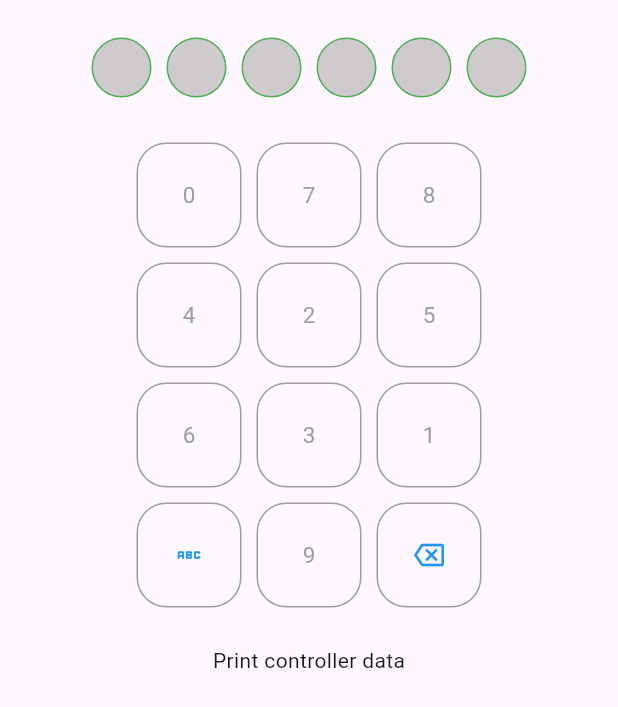
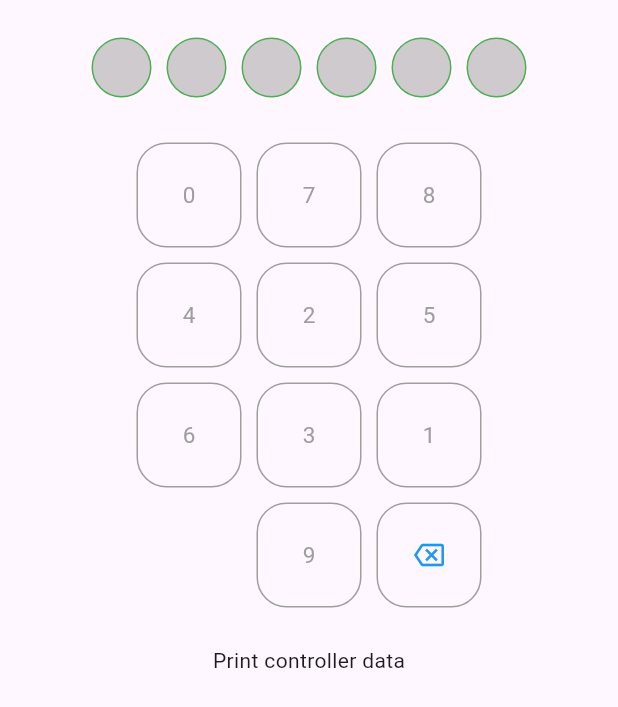
Before and after one commit to nycm1989/nPinBoard, a Flutter app: the screen it shows after launch, on a phone screen of 412 x 824 dp. Shown: the top 707 px of the screen. Run offline on Flutter 3.47's test engine with Material 3 defaults, Android fonts, the phone set to English and light mode, and no system bars.

Commit message:
0.0.6+5 hide left action button when the action is null

```diff
--- a/example/lib/main.dart
+++ b/example/lib/main.dart
@@ -42,7 +42,7 @@ class _MyAppState extends State<MyApp> {
         Column(
           children: [
             NPinBoard(
-              leftButtonTap   : () => nPinController.reset(),
+              // leftButtonTap   : () => nPinController.reset(),
               controller      : nPinController,
               pinInputStyle   :
               PinInputStyle()
--- a/lib/src/n_pin_board.dart
+++ b/lib/src/n_pin_board.dart
@@ -190,8 +190,25 @@ class _NPinBoardState extends State<NPinBoard> {
                           }
                         }
                       }),
-                      child:
-                      AnimatedContainer(
+                      child: widget.leftButtonTap == null && button.button == Buttons.bf
+                      ? Container(
+                        width: button.button == selectedButton.button
+                          ? pinButtonStyle.overWidth ?? pinButtonStyle.width
+                          : pinButtonStyle.width,
+                        height: button.button == selectedButton.button
+                          ? pinButtonStyle.overHeight ?? pinButtonStyle.height
+                          : pinButtonStyle.height,
+                        padding: button.button == selectedButton.button
+                          ? pinButtonStyle.overPadding ?? pinButtonStyle.padding
+                          : pinButtonStyle.padding,
+                        margin: button.button == selectedButton.button
+                          ? pinButtonStyle.overMargin ?? pinButtonStyle.margin
+                          : pinButtonStyle.margin,
+                        alignment: button.button == selectedButton.button
+                          ? pinButtonStyle.overAlignment ?? pinButtonStyle.alignment
+                          : pinButtonStyle.alignment,
+                      )
+                      : AnimatedContainer(
                         duration: pinButtonStyle.duration,
                         width: button.button == selectedButton.button
                           ? pinButtonStyle.overWidth ?? pinButtonStyle.width
--- a/pubspec.yaml
+++ b/pubspec.yaml
@@ -1,6 +1,6 @@
 name: n_pin_board
 description: Configurable and easy-to-use cross-platform pin board.
-version: 0.0.6+4
+version: 0.0.6+5
 
 homepage: https://github.com/nycm1989/nPinBoard
 repository: https://github.com/nycm1989/nPinBoard
```
Also changed, not shown: example/pubspec.lock, 2 other files.
